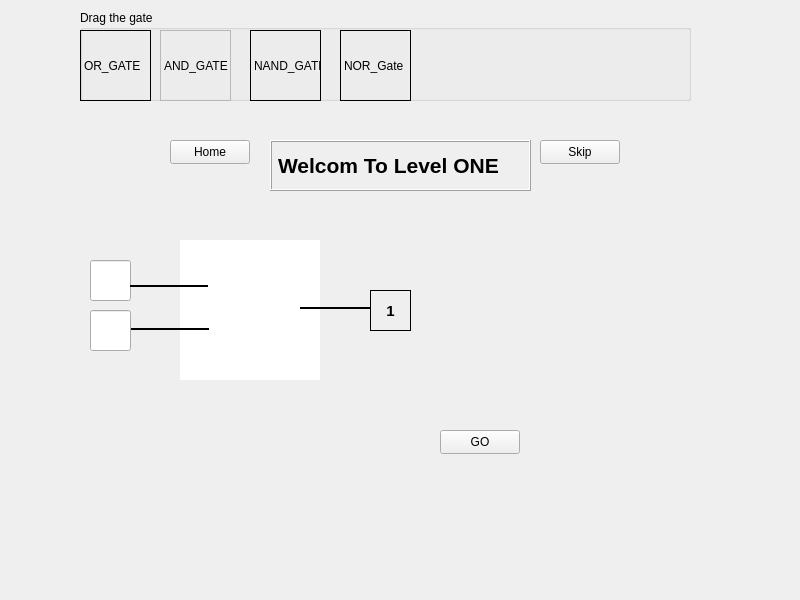
The window that levels.ui (AhmedZ70/BitWise-EducationalApp) describes before a commit, drawn with Qt 5.
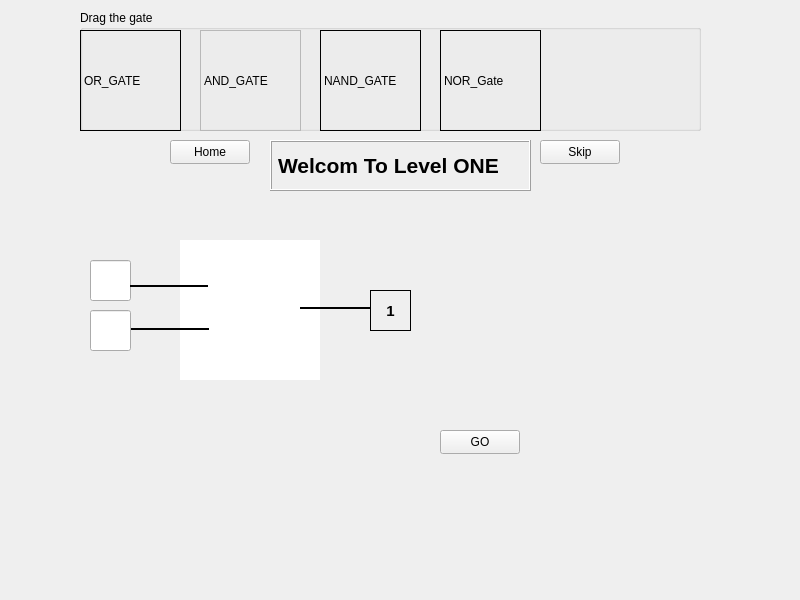
The same window after the commit. Custom widgets are drawn as their Qt base class.

Commit message: Updated the Box Size to hold all the gats in the UI

The edit to the form file:
```diff
--- a/levels.ui
+++ b/levels.ui
@@ -297,8 +297,8 @@
     <rect>
      <x>80</x>
      <y>10</y>
-     <width>611</width>
-     <height>91</height>
+     <width>621</width>
+     <height>121</height>
     </rect>
    </property>
    <property name="title">
@@ -309,8 +309,8 @@
      <rect>
       <x>0</x>
       <y>20</y>
-      <width>71</width>
-      <height>71</height>
+      <width>101</width>
+      <height>101</height>
      </rect>
     </property>
     <property name="frameShape">
@@ -323,10 +323,10 @@
    <widget class="Custom_Label" name="andGateLabel">
     <property name="geometry">
      <rect>
-      <x>80</x>
+      <x>120</x>
       <y>20</y>
-      <width>71</width>
-      <height>71</height>
+      <width>101</width>
+      <height>101</height>
      </rect>
     </property>
     <property name="frameShape">
@@ -339,10 +339,10 @@
    <widget class="Custom_Label" name="nandGateLabel">
     <property name="geometry">
      <rect>
-      <x>170</x>
+      <x>240</x>
       <y>20</y>
-      <width>71</width>
-      <height>71</height>
+      <width>101</width>
+      <height>101</height>
      </rect>
     </property>
     <property name="frameShape">
@@ -355,10 +355,10 @@
    <widget class="Custom_Label" name="norGateLabel">
     <property name="geometry">
      <rect>
-      <x>260</x>
+      <x>360</x>
       <y>20</y>
-      <width>71</width>
-      <height>71</height>
+      <width>101</width>
+      <height>101</height>
      </rect>
     </property>
     <property name="frameShape">
```
